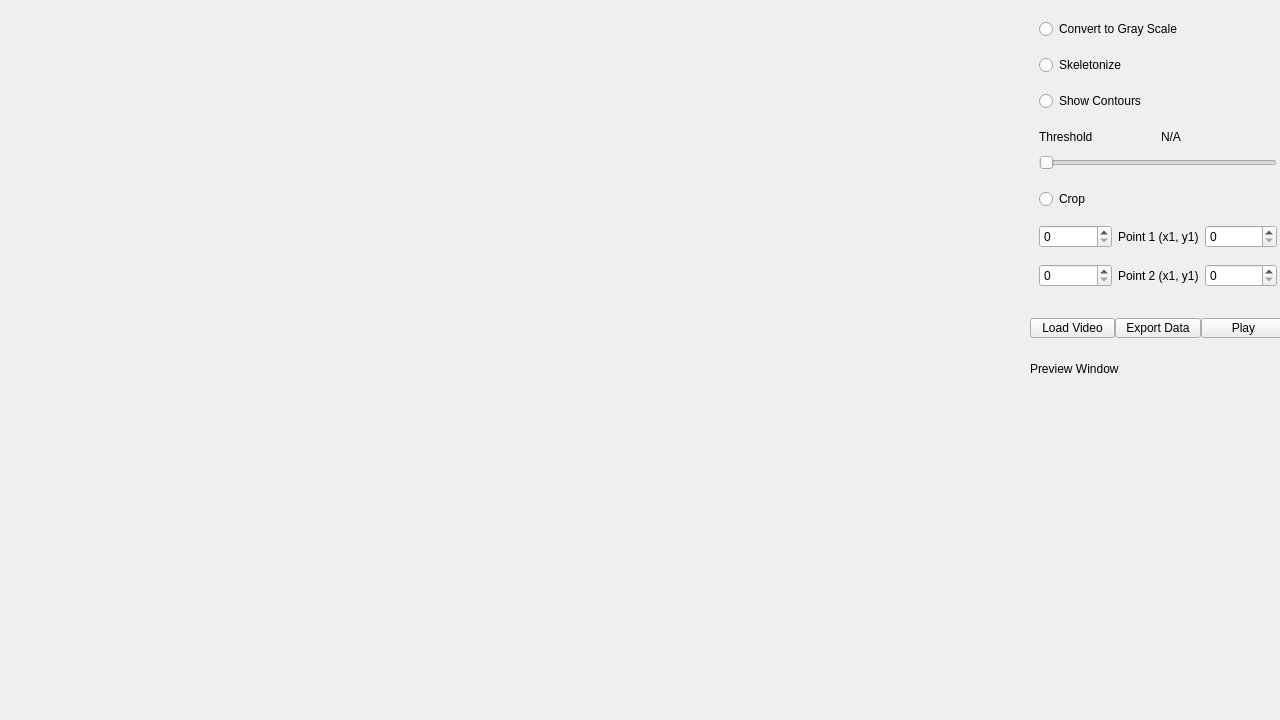
The window that form.ui (prajwaltr93/Image-Processing-Util) describes before a commit, drawn with Qt 5.
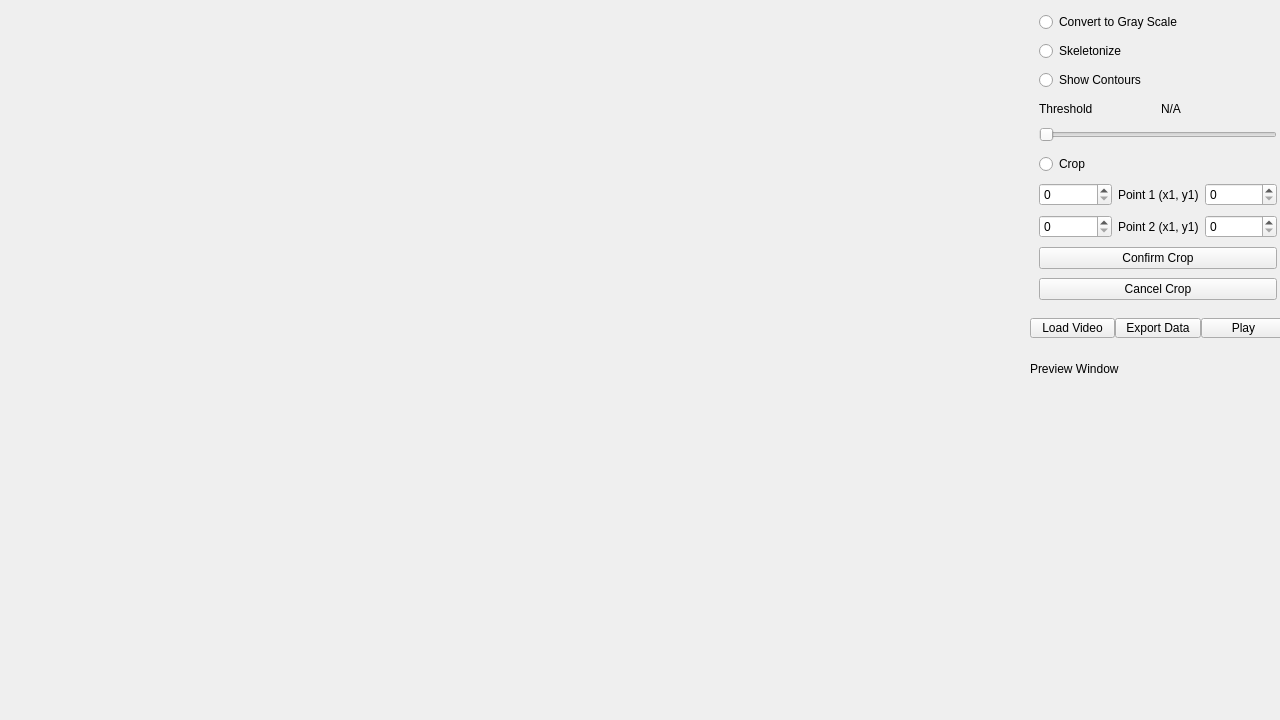
The same window after the commit.

Commit message: fix: crop window adjusters

Diff of the .ui file:
```diff
--- a/form.ui
+++ b/form.ui
@@ -148,6 +148,20 @@
          </item>
         </layout>
        </item>
+       <item>
+        <widget class="QPushButton" name="confirmCrop">
+         <property name="text">
+          <string>Confirm Crop</string>
+         </property>
+        </widget>
+       </item>
+       <item>
+        <widget class="QPushButton" name="cancelCrop">
+         <property name="text">
+          <string>Cancel Crop</string>
+         </property>
+        </widget>
+       </item>
       </layout>
      </widget>
     </item>
```
The commit also changes 2 other files.
